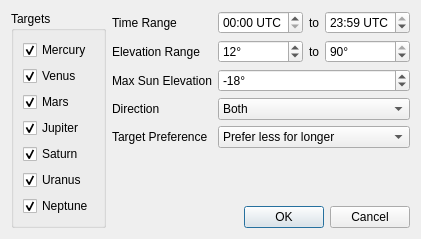
Qt form qt5/schedulebrain.ui (EthanChappel/Ecliptic) before a commit.
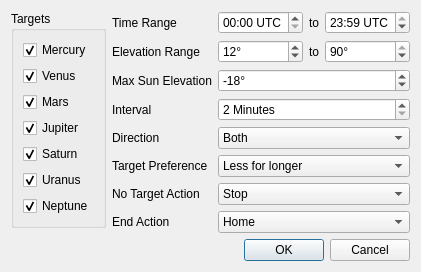
The same form after that commit.

Commit message: Implement schedule generation if looking for highest target

What changed in the file:
```diff
--- a/qt5/schedulebrain.ui
+++ b/qt5/schedulebrain.ui
@@ -6,8 +6,8 @@
    <rect>
     <x>0</x>
     <y>0</y>
-    <width>386</width>
-    <height>214</height>
+    <width>308</width>
+    <height>244</height>
    </rect>
   </property>
   <property name="windowTitle">
@@ -24,8 +24,14 @@
      </property>
     </widget>
    </item>
-   <item row="1" column="0" rowspan="2">
+   <item row="1" column="0" rowspan="2" alignment="Qt::AlignTop">
     <widget class="QGroupBox" name="targets_groupbox">
+     <property name="sizePolicy">
+      <sizepolicy hsizetype="Preferred" vsizetype="Fixed">
+       <horstretch>0</horstretch>
+       <verstretch>0</verstretch>
+      </sizepolicy>
+     </property>
      <property name="title">
       <string>Targets</string>
      </property>
@@ -126,14 +132,14 @@
    </item>
    <item row="1" column="1">
     <layout class="QFormLayout" name="form_layout">
-     <item row="3" column="0">
-      <widget class="QLabel" name="label">
+     <item row="4" column="0">
+      <widget class="QLabel" name="direction_label">
        <property name="text">
         <string>Direction</string>
        </property>
       </widget>
      </item>
-     <item row="3" column="1">
+     <item row="4" column="1">
       <widget class="QComboBox" name="directional_combobox">
        <property name="currentIndex">
         <number>1</number>
@@ -155,7 +161,7 @@
        </item>
       </widget>
      </item>
-     <item row="4" column="0">
+     <item row="5" column="0">
       <widget class="QLabel" name="targetpreference_label">
        <property name="text">
         <string>Target Preference</string>
@@ -355,11 +361,11 @@
        </property>
       </widget>
      </item>
-     <item row="4" column="1">
+     <item row="5" column="1">
       <widget class="QComboBox" name="targetpreference_combobox">
        <item>
         <property name="text">
-         <string>Prefer less for longer</string>
+         <string>Less for longer</string>
         </property>
        </item>
        <item>
@@ -369,6 +375,80 @@
        </item>
       </widget>
      </item>
+     <item row="6" column="0">
+      <widget class="QLabel" name="notarget_label">
+       <property name="text">
+        <string>No Target Action</string>
+       </property>
+      </widget>
+     </item>
+     <item row="6" column="1">
+      <widget class="QComboBox" name="notarget_combobox">
+       <property name="toolTip">
+        <string>Action to perform if no targets are available</string>
+       </property>
+       <item>
+        <property name="text">
+         <string>Stop</string>
+        </property>
+       </item>
+       <item>
+        <property name="text">
+         <string>Home</string>
+        </property>
+       </item>
+      </widget>
+     </item>
+     <item row="7" column="0">
+      <widget class="QLabel" name="endaction_label">
+       <property name="text">
+        <string>End Action</string>
+       </property>
+      </widget>
+     </item>
+     <item row="7" column="1">
+      <widget class="QComboBox" name="endaction_combobox">
+       <property name="toolTip">
+        <string>Action to perform if no targets are available</string>
+       </property>
+       <property name="currentIndex">
+        <number>1</number>
+       </property>
+       <item>
+        <property name="text">
+         <string>Stop</string>
+        </property>
+       </item>
+       <item>
+        <property name="text">
+         <string>Home</string>
+        </property>
+       </item>
+      </widget>
+     </item>
+     <item row="3" column="0">
+      <widget class="QLabel" name="interval_label">
+       <property name="text">
+        <string>Interval</string>
+       </property>
+      </widget>
+     </item>
+     <item row="3" column="1">
+      <widget class="QSpinBox" name="interval_spinbox">
+       <property name="toolTip">
+        <string>Time intervals at which to calculate between start and end times</string>
+       </property>
+       <property name="suffix">
+        <string> Minutes</string>
+       </property>
+       <property name="minimum">
+        <number>2</number>
+       </property>
+       <property name="maximum">
+        <number>60</number>
+       </property>
+      </widget>
+     </item>
     </layout>
    </item>
    <item row="0" column="0" colspan="2">
```
The commit also changes 2 other files.
